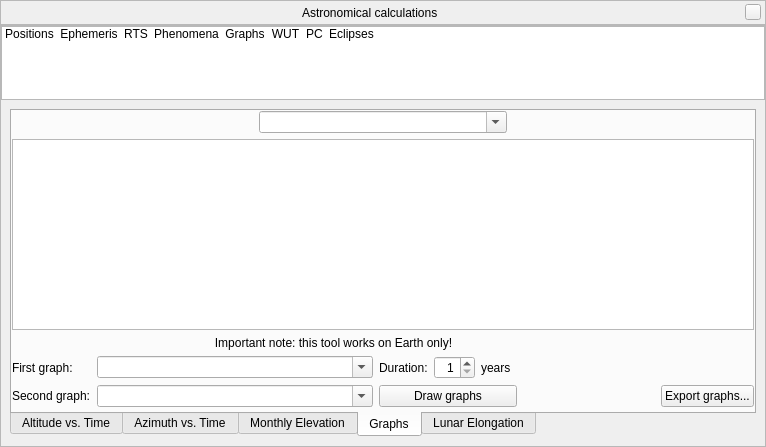
Before: the Qt Designer form src/gui/astroCalcDialog.ui in Stellarium/stellarium, drawn with Qt 5.
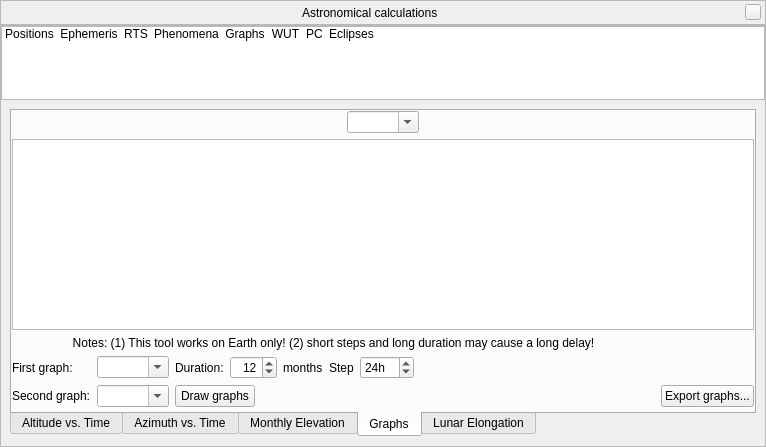
After: the same form once the commit is applied. The open tabs and pages were chosen to show the change. Icons and pictures are not drawn. Custom widgets are drawn as their Qt base class.

Commit message: 2-curves graph seems OK now - allow selection of months for duration, and stepwidth in hours. - but the other charts need re-tweaking regarding zone time.

Diff of the .ui file:
```diff
--- a/src/gui/astroCalcDialog.ui
+++ b/src/gui/astroCalcDialog.ui
@@ -1735,7 +1735,7 @@
                 <item row="0" column="0" colspan="3">
                  <widget class="QLabel" name="graphsNoteLabel">
                   <property name="text">
-                   <string>Important note: this tool works on Earth only!</string>
+                   <string>Notes: (1) This tool works on Earth only! (2) short steps and long duration may cause a long delay!</string>
                   </property>
                   <property name="alignment">
                    <set>Qt::AlignCenter</set>
@@ -1780,14 +1780,43 @@
                      <number>1</number>
                     </property>
                     <property name="maximum">
-                     <number>50</number>
+                     <number>600</number>
                     </property>
+                    <property name="value">
+                     <number>12</number>
+                    </property>
                    </widget>
                   </item>
                   <item>
                    <widget class="QLabel" name="graphsYearsLabel">
                     <property name="text">
-                     <string comment="duration">years</string>
+                     <string comment="duration">months</string>
+                    </property>
+                   </widget>
+                  </item>
+                  <item>
+                   <widget class="QLabel" name="graphsStepLabel">
+                    <property name="text">
+                     <string>Step</string>
+                    </property>
+                   </widget>
+                  </item>
+                  <item>
+                   <widget class="QSpinBox" name="graphsHourStepsSpinBox">
+                    <property name="toolTip">
+                     <string>Step width for computation. Caution! Short steps cause slow graphs.</string>
+                    </property>
+                    <property name="suffix">
+                     <string extracomment="hours">h</string>
+                    </property>
+                    <property name="minimum">
+                     <number>1</number>
+                    </property>
+                    <property name="maximum">
+                     <number>240</number>
+                    </property>
+                    <property name="value">
+                     <number>24</number>
                     </property>
                    </widget>
                   </item>
@@ -1812,7 +1841,7 @@
                 <item row="1" column="1">
                  <widget class="QComboBox" name="graphsFirstComboBox">
                   <property name="sizePolicy">
-                   <sizepolicy hsizetype="Expanding" vsizetype="Fixed">
+                   <sizepolicy hsizetype="Preferred" vsizetype="Fixed">
                     <horstretch>0</horstretch>
                     <verstretch>0</verstretch>
                    </sizepolicy>
@@ -1831,7 +1860,7 @@
                 <item row="3" column="1">
                  <widget class="QComboBox" name="graphsSecondComboBox">
                   <property name="sizePolicy">
-                   <sizepolicy hsizetype="Expanding" vsizetype="Fixed">
+                   <sizepolicy hsizetype="Preferred" vsizetype="Fixed">
                     <horstretch>0</horstretch>
                     <verstretch>0</verstretch>
                    </sizepolicy>
@@ -1852,7 +1881,7 @@
                   <item>
                    <widget class="QPushButton" name="drawGraphsPushButton">
                     <property name="sizePolicy">
-                     <sizepolicy hsizetype="Expanding" vsizetype="Fixed">
+                     <sizepolicy hsizetype="Preferred" vsizetype="Fixed">
                       <horstretch>0</horstretch>
                       <verstretch>0</verstretch>
                      </sizepolicy>
@@ -1900,7 +1929,7 @@
                 <item>
                  <widget class="QComboBox" name="graphsCelestialBodyComboBox">
                   <property name="sizePolicy">
-                   <sizepolicy hsizetype="MinimumExpanding" vsizetype="Fixed">
+                   <sizepolicy hsizetype="Preferred" vsizetype="Fixed">
                     <horstretch>0</horstretch>
                     <verstretch>0</verstretch>
                    </sizepolicy>
```
Left out of the diff: 10 changed lines with no effect on the pictures. The commit also changes 4 other files.
